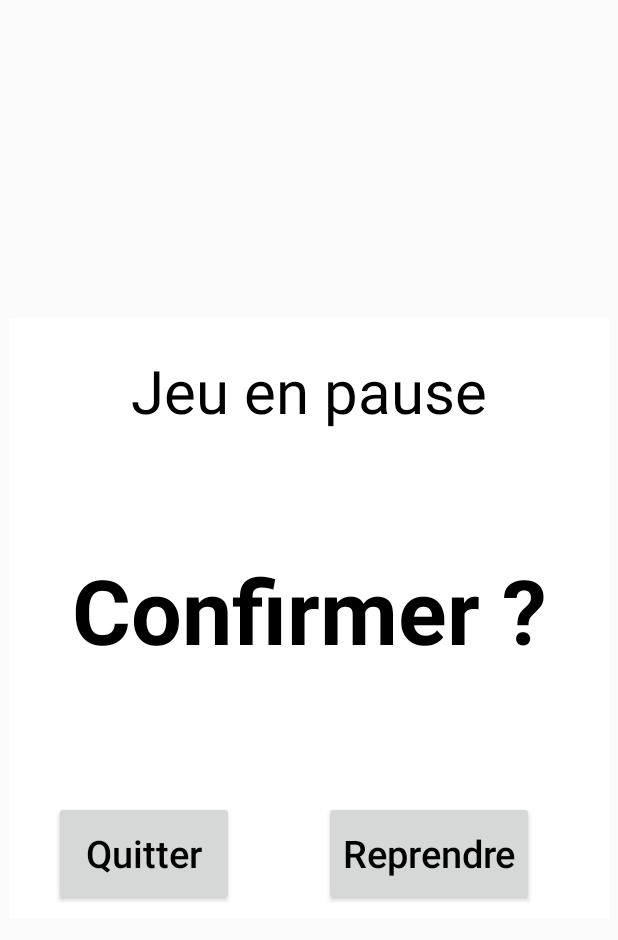
After one commit to Elynad/Dynseo-Hackaton, an Android app: the layout pause_game.xml on its own in the app's theme, with its tools: preview values and no code run, on a phone screen of 412 x 824 dp. The commit adds this screen. Shown: the top 940 px of the screen. Run offline under Robolectric (Android 15) with nearby library versions, the phone set to English and light mode, and no system bars.

Commit message:
[ADD] ViewDialog.java, pause features

```diff
--- /dev/null
+++ b/app/src/main/res/layout/pause_game.xml
@@ -0,0 +1,91 @@
+<?xml version="1.0" encoding="utf-8"?>
+
+<RelativeLayout
+    xmlns:android="http://schemas.android.com/apk/res/android"
+    android:id="@+id/dialog_pause_game"
+    android:layout_width="400dp"
+    android:layout_height="400dp"
+    android:layout_gravity="center"
+    android:background="@color/white"
+    android:orientation="vertical" >
+
+    <LinearLayout
+        android:layout_width="match_parent"
+        android:layout_height="match_parent"
+        android:orientation="vertical"
+        android:weightSum="4">
+
+        <LinearLayout
+            android:layout_width="match_parent"
+            android:layout_height="0dp"
+            android:layout_weight="1">
+
+            <androidx.appcompat.widget.AppCompatTextView
+                android:id="@+id/pause_title"
+                android:layout_width="match_parent"
+                android:layout_height="match_parent"
+                android:padding="5dp"
+                android:gravity="center"
+                android:text="Jeu en pause"
+                android:textColor="@color/black"
+                android:textSize="40sp" />
+
+        </LinearLayout>
+
+        <LinearLayout
+            android:layout_width="match_parent"
+            android:layout_height="0dp"
+            android:layout_weight="2">
+
+            <androidx.appcompat.widget.AppCompatTextView
+                android:id="@+id/pause_message"
+                android:layout_width="match_parent"
+                android:layout_height="match_parent"
+                android:gravity="center"
+                android:textColor="@color/black"
+                android:text="Confirmer ?"
+                android:textSize="60sp"
+                android:textStyle="bold" />
+        </LinearLayout>
+
+        <LinearLayout
+            android:layout_width="match_parent"
+            android:layout_height="0dp"
+            android:layout_weight="1"
+            android:orientation="horizontal"
+            android:weightSum="2"
+            android:layout_marginBottom="10dp">
+
+            <LinearLayout
+                android:layout_width="match_parent"
+                android:layout_height="match_parent"
+                android:orientation="horizontal" >
+
+                <Button
+                    android:id="@+id/quit_button"
+                    android:layout_width="120dp"
+                    android:layout_height="70dp"
+                    android:layout_margin="30dp"
+                    android:text="Quitter"
+                    android:textColor="@color/black"
+                    android:textSize="25sp"
+                    android:textAllCaps="false"/>
+
+                <Button
+                    android:id="@+id/resume_button"
+                    android:layout_width="140dp"
+                    android:layout_height="70dp"
+                    android:layout_margin="30dp"
+                    android:gravity="center"
+                    android:text="Reprendre"
+                    android:textColor="@color/black"
+                    android:textSize="25sp"
+                    android:textAllCaps="false"/>
+
+            </LinearLayout>
+
+        </LinearLayout>
+
+    </LinearLayout>
+
+</RelativeLayout>
--- a/app/src/main/res/values/colors.xml
+++ b/app/src/main/res/values/colors.xml
@@ -3,4 +3,6 @@
     <color name="colorPrimary">#6200EE</color>
     <color name="colorPrimaryDark">#3700B3</color>
     <color name="colorAccent">#03DAC5</color>
+    <color name="black">#000000</color>
+    <color name="white">#fff</color>
 </resources>
--- a/app/src/main/res/values/strings.xml
+++ b/app/src/main/res/values/strings.xml
@@ -1,3 +1,7 @@
 <resources>
     <string name="app_name">Dynseo_Hackaton</string>
+    <string name="resume_game">Resume</string>
+    <string name="quit_game">Quit</string>
+    <string name="pause_message">Do you wanna quit ?</string>
+    <string name="pause_title">Paused</string>
 </resources>
```
Also changed, not shown: app/src/main/java/com/test/dynseo_hackaton/MainActivity.java (+5 -5 lines), app/src/main/java/com/test/dynseo_hackaton/SnakeEngine.java (+36 -0 lines), app/src/main/java/com/test/dynseo_hackaton/ViewDialog.java (added, +36 -0 lines), app/src/main/res/layout/activity_main.xml (+19 -7 lines), app/src/main/res/drawable/pause_button.png (added).
